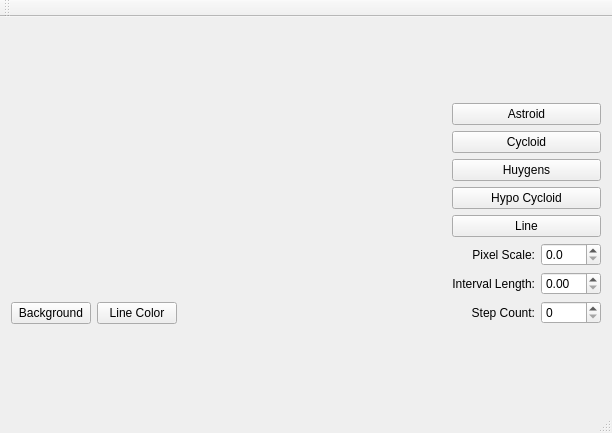
Before: the Qt Designer form Qt_Curves/mainwindow.ui in ZeroCoolX/Qt_Curves, drawn with Qt 5.
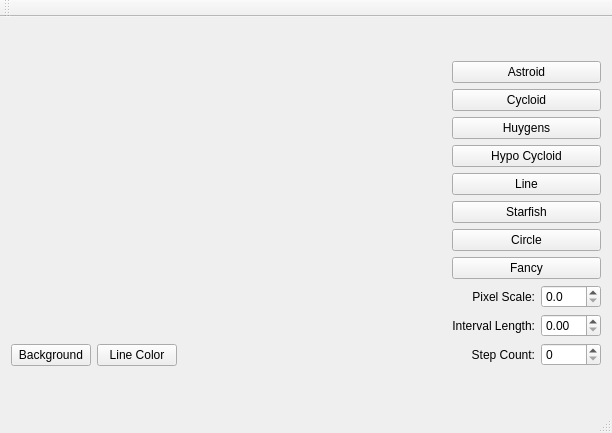
After: the same form once the commit is applied. Custom widgets are drawn as their Qt base class.

Diff of the .ui file:
```diff
--- a/Qt_Curves/mainwindow.ui
+++ b/Qt_Curves/mainwindow.ui
@@ -90,6 +90,27 @@
         </property>
        </widget>
       </item>
+      <item>
+       <widget class="QPushButton" name="btnStarfish">
+        <property name="text">
+         <string>Starfish</string>
+        </property>
+       </widget>
+      </item>
+      <item>
+       <widget class="QPushButton" name="btnCircle">
+        <property name="text">
+         <string>Circle</string>
+        </property>
+       </widget>
+      </item>
+      <item>
+       <widget class="QPushButton" name="btnFancy">
+        <property name="text">
+         <string>Fancy</string>
+        </property>
+       </widget>
+      </item>
       <item>
        <layout class="QHBoxLayout" name="horizontalLayout">
         <item>
@@ -113,6 +134,9 @@
           <property name="decimals">
            <number>1</number>
           </property>
+          <property name="maximum">
+           <double>150.000000000000000</double>
+          </property>
           <property name="singleStep">
            <double>0.100000000000000</double>
           </property>
```
